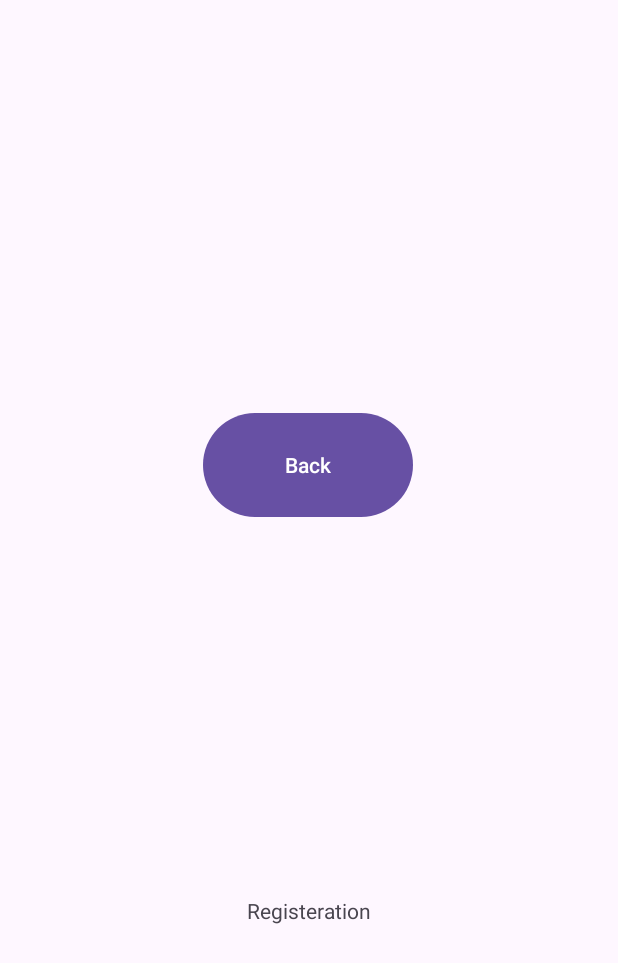
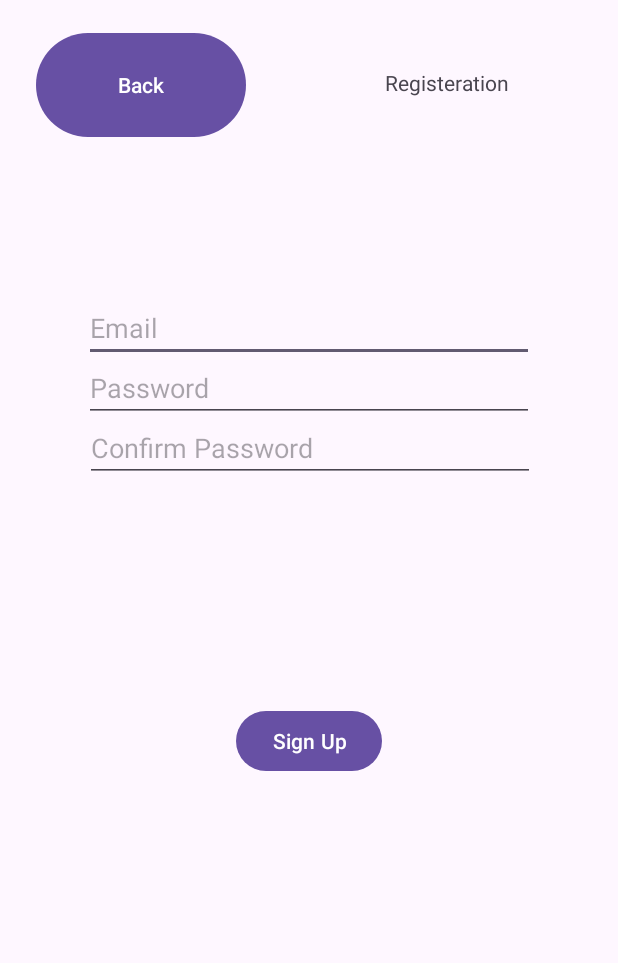
Before and after one commit to t8hami02/MobileBookApp, an Android app: the screen it shows after launch (RegistrationActivity), after a tap on "Registration", on a phone screen of 412 x 824 dp. Shown: the top 963 px of the screen. Run offline under Robolectric (Android 15) with nearby library versions, the light colour scheme and no system bars.

Commit message:
Added some basic components like EditTexts on activities

```diff
--- a/BookApp/app/src/main/java/com/example/bookapp/MainActivity.java
+++ b/BookApp/app/src/main/java/com/example/bookapp/MainActivity.java
@@ -4,20 +4,34 @@ import androidx.appcompat.app.AppCompatActivity;
 
 import android.content.Intent;
 import android.os.Bundle;
+import android.util.Log;
 import android.view.View;
 import android.widget.Button;
+import android.widget.EditText;
 
 public class MainActivity extends AppCompatActivity {
 
     private Button button;
     private Button button2;
+    private EditText editTextName;
+    private EditText editTextPassword;
+
+    public String seeEditText;
+    public String testText;
+
 
     @Override
     protected void onCreate(Bundle savedInstanceState) {
         super.onCreate(savedInstanceState);
         setContentView(R.layout.activity_main);
 
+
         button = (Button) findViewById(R.id.buttonLogin);
+        button2 = (Button) findViewById(R.id.buttonReg);
+        editTextName = (EditText) findViewById(R.id.editTextName);
+        editTextPassword = (EditText) findViewById(R.id.editTextPassword);
+
+
         button.setOnClickListener(new View.OnClickListener() {
             @Override
             public void onClick(View view) {
@@ -25,7 +39,6 @@ public class MainActivity extends AppCompatActivity {
             }
         });
 
-        button2 = (Button) findViewById(R.id.buttonReg);
         button2.setOnClickListener(new View.OnClickListener() {
             @Override
             public void onClick(View view) {
@@ -35,8 +48,18 @@ public class MainActivity extends AppCompatActivity {
     }
 
     public void LoginButtonPress(){
-        Intent intent = new Intent(this, UserMainActivity.class);
-        startActivity(intent);
+
+        seeEditText = editTextName.getText().toString();
+        //testText = editTextName.getText().toString();
+        Log.d("Test1", seeEditText);
+
+        if (editTextName.getText().toString().equals("aa")){
+            Intent intent = new Intent(this, UserMainActivity.class);
+            startActivity(intent);
+        }
+        else{
+            Log.d("Test1", "fail");
+        }
     }
 
     public void RegButtonPress(){
--- a/BookApp/app/src/main/res/layout/activity_registration.xml
+++ b/BookApp/app/src/main/res/layout/activity_registration.xml
@@ -6,16 +6,19 @@
     android:layout_height="match_parent"
     tools:context=".RegistrationActivity">
 
+
+
     <TextView
-        android:id="@+id/textView2"
+        android:id="@+id/textViewPageName"
         android:layout_width="wrap_content"
         android:layout_height="wrap_content"
-        android:layout_marginTop="118dp"
         android:text="Registeration"
         app:layout_constraintBottom_toBottomOf="parent"
         app:layout_constraintEnd_toEndOf="parent"
+        app:layout_constraintHorizontal_bias="0.78"
         app:layout_constraintStart_toStartOf="parent"
-        app:layout_constraintTop_toTopOf="@+id/buttonBack" />
+        app:layout_constraintTop_toTopOf="parent"
+        app:layout_constraintVertical_bias="0.056" />
 
     <Button
         android:id="@+id/buttonBack"
@@ -24,9 +27,54 @@
         android:text="Back"
         app:layout_constraintBottom_toBottomOf="parent"
         app:layout_constraintEnd_toEndOf="parent"
-        app:layout_constraintHorizontal_bias="0.498"
+        app:layout_constraintHorizontal_bias="0.088"
         app:layout_constraintStart_toStartOf="parent"
         app:layout_constraintTop_toTopOf="parent"
-        app:layout_constraintVertical_bias="0.363" />
+        app:layout_constraintVertical_bias="0.024" />
+
+
+    <EditText
+        android:id="@+id/editTextEmail"
+        android:layout_width="300dp"
+        android:layout_height="41dp"
+        android:layout_marginTop="200dp"
+        android:hint="Email"
+        app:layout_constraintEnd_toEndOf="parent"
+        app:layout_constraintStart_toStartOf="parent"
+        app:layout_constraintTop_toTopOf="parent" />
+
+    <EditText
+        android:id="@+id/editTextPassword"
+        android:layout_width="300dp"
+        android:layout_height="41dp"
+        android:layout_marginTop="240dp"
+        android:hint="Password"
+        app:layout_constraintEnd_toEndOf="parent"
+        app:layout_constraintStart_toStartOf="parent"
+        app:layout_constraintTop_toTopOf="parent" />
+
+
+    <EditText
+        android:id="@+id/editTextConfirmPassword"
+        android:layout_width="300dp"
+        android:layout_height="41dp"
+        android:layout_marginTop="280dp"
+        android:hint="Confirm Password"
+        app:layout_constraintEnd_toEndOf="parent"
+        app:layout_constraintHorizontal_bias="0.504"
+        app:layout_constraintStart_toStartOf="parent"
+        app:layout_constraintTop_toTopOf="parent" />
+
+    <Button
+        android:id="@+id/buttonSignUp"
+        android:layout_width="wrap_content"
+        android:layout_height="wrap_content"
+        android:text="Sign Up"
+        app:layout_constraintBottom_toBottomOf="parent"
+        app:layout_constraintEnd_toEndOf="parent"
+        app:layout_constraintStart_toStartOf="parent"
+        app:layout_constraintTop_toTopOf="parent"
+        app:layout_constraintVertical_bias="0.606" />
+
 
 </androidx.constraintlayout.widget.ConstraintLayout>
```
Also changed, not shown: BookApp/app/src/main/res/layout/activity_main.xml (+44 -23 lines), BookApp/app/src/main/res/layout/activity_read.xml (+26 -5 lines), BookApp/app/src/main/res/layout/activity_user_books.xml (+17 -10 lines).
